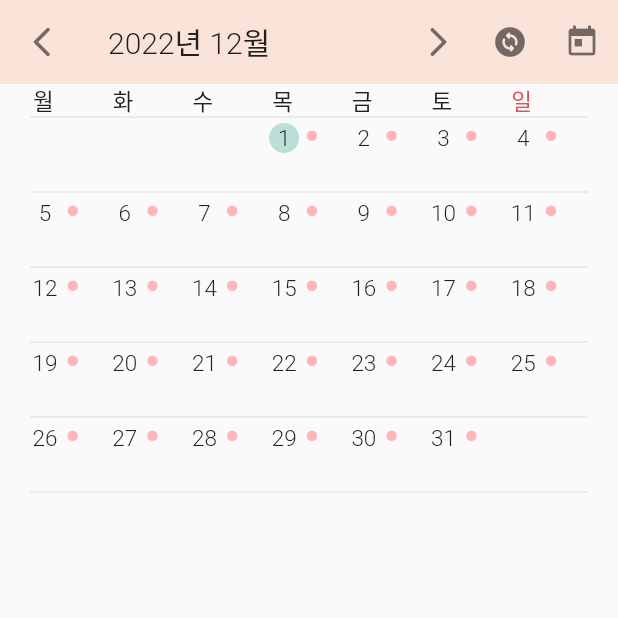
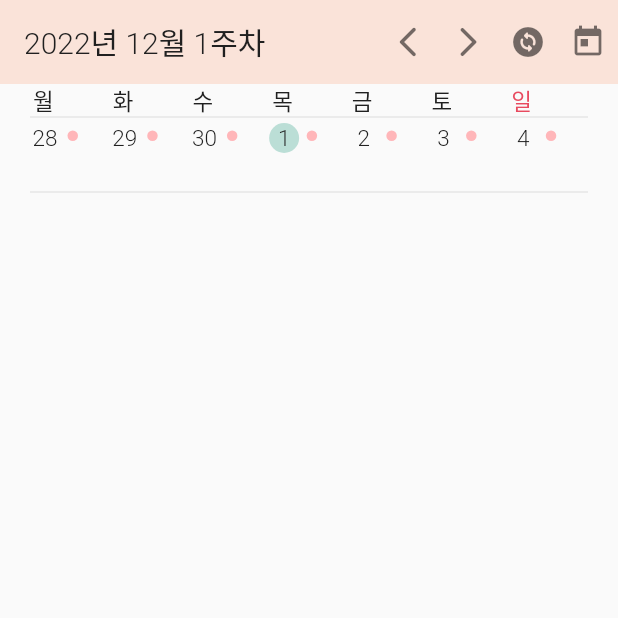
Before and after one commit to ljbee22/CodingStudy, a Flutter app: the screen it shows after launch, after a tap on the "arrow back ios new" icon, after a tap on the "arrow forward ios" icon, after a tap on the "change circle" icon, on a phone screen of 412 x 824 dp, the top half of it. Run offline on Flutter 3.47's test engine with Material 2 defaults, Android fonts, the phone set to English and light mode, and no system bars; our stand-ins replace cloud_firestore, firebase_auth, firebase_core, firebase_storage, flutter_chat_bubble, fluttertoast and 5 more; accounts and stored records are empty.

Commit message:
weekcal added etc

```diff
--- a/my_calender/lib/cursor.dart
+++ b/my_calender/lib/cursor.dart
@@ -41,4 +41,30 @@ class Cursor with ChangeNotifier{
       notifyListeners();
     }
   }
+
+  void plusWeek(bool plus) {
+    if (plus) {
+      selected = DateTime(selected.year, selected.month , selected.day + 7);
+      notifyListeners();
+    }
+    else {
+      selected = DateTime(selected.year, selected.month , selected.day - 7);
+      notifyListeners();
+    }
+  }
+
 }
+
+class IsMonth with ChangeNotifier{
+  late bool isMonth;
+
+  IsMonth({
+    required this.isMonth
+  });
+
+  void changeIsMonth(){ //month <-> week 간 바꿔주는 함수
+    print("@@@@@@@@@@@@@@@@@@@@@@@@@@@@@@@@@@@@@@@@@@@@@@@@@@@@@");
+    isMonth = !isMonth;
+    notifyListeners();
+  }
+}
--- /dev/null
+++ b/my_calender/lib/customclass/calenderElement.dart
@@ -0,0 +1,147 @@
+import 'package:flutter/material.dart';
+import 'package:provider/provider.dart';
+import 'package:my_calender/cursor.dart';
+
+class DayofWeek extends StatelessWidget {
+  const DayofWeek({Key? key}) : super(key: key);
+
+  @override
+  Widget build(BuildContext context) {
+    return Row(
+      crossAxisAlignment: CrossAxisAlignment.start,
+      children: const [
+        SizedBox(width: 2),
+        Expanded(child:Text("월", textAlign: TextAlign.start, style: TextStyle(fontSize: 15, color: Color(0xff202020), fontWeight: FontWeight.w100),)),
+        SizedBox(width: 2),
+        Expanded(child:Text("화", textAlign: TextAlign.start, style: TextStyle(fontSize: 15, color: Color(0xff202020)),)),
+        SizedBox(width: 2),
+        Expanded(child:Text("수", textAlign: TextAlign.start, style: TextStyle(fontSize: 15, color: Color(0xff202020)),)),
+        SizedBox(width: 2),
+        Expanded(child:Text("목", textAlign: TextAlign.start, style: TextStyle(fontSize: 15, color: Color(0xff202020)),)),
+        SizedBox(width: 2),
+        Expanded(child:Text("금", textAlign: TextAlign.start, style: TextStyle(fontSize: 15, color: Color(0xff202020)),)),
+        SizedBox(width: 2),
+        Expanded(child:Text("토", textAlign: TextAlign.start, style: TextStyle(fontSize: 15, color: Color(0xff202020)),)),
+        SizedBox(width: 2),
+        Expanded(child:Text("일", textAlign: TextAlign.start, style: TextStyle(fontSize: 15, color: Color(0xffE84A5F)),)),
+      ],
+    ); //요일 표시 -> 항상 고정
+  }
+}
+
+class MyText extends StatelessWidget {
+  final String t;
+  final double fsize;
+  const MyText(this.t, this.fsize, {Key? key}) : super(key: key);
+
+  @override
+  Widget build(BuildContext context) {
+    return Text(
+      t,
+      textAlign: TextAlign.center,
+      style: TextStyle(
+          fontSize: fsize,
+          color: const Color(0xff202020),
+        fontWeight: FontWeight.w300
+      ),
+    );
+  }
+}
+
+
+
+class MonthAppbar extends StatelessWidget implements PreferredSizeWidget{
+  final AppBar appbar;
+
+  const MonthAppbar({Key? key, required this.appbar}) : super(key: key);
+
+  @override
+  Widget build(BuildContext context) {
+    return AppBar(
+        backgroundColor: const Color(0xFFFAE3D9),
+        elevation: 0,
+        title: MyText(
+            "${Provider.of<Cursor>(context).selected.year}년 ${Provider.of<Cursor>(context).selected.month}월", 20
+        ),
+        actions: [
+          IconButton(
+            visualDensity: const VisualDensity(horizontal: -4.0),
+            onPressed: () {
+              Provider.of<Cursor>(context, listen: false).plusMonth(false);
+            }, icon: const Icon(Icons.arrow_back_ios_new_rounded, color: Colors.black54,),
+            splashRadius: 20,
+          ),
+          IconButton(
+              visualDensity: const VisualDensity(horizontal: -4.0),
+              onPressed: () {
+                Provider.of<Cursor>(context, listen: false).plusMonth(true);
+              }, icon: const Icon(Icons.arrow_forward_ios_rounded, color: Colors.black54)
+          ),
+          IconButton(
+            visualDensity: const VisualDensity(horizontal: -4.0),
+            onPressed: () {
+              Provider.of<IsMonth>(context, listen: false).changeIsMonth();
+            }, icon: const Icon(Icons.change_circle_rounded), color: Colors.black54,),
+          IconButton(
+            visualDensity: const VisualDensity(horizontal: -4.0),
+            icon: const Icon(Icons.today, color: Colors.black54,),
+            onPressed: () {
+              Provider.of<Cursor>(context, listen: false).changeCursor(DateTime.now());
+            },
+          ),
+        ]
+    );
+  }
+
+  @override
+  Size get preferredSize => Size.fromHeight(appbar.preferredSize.height);
+}
+
+
+class WeekAppbar extends StatelessWidget implements PreferredSizeWidget{
+  final AppBar appbar;
+
+  const WeekAppbar({Key? key, required this.appbar}) : super(key: key);
+
+  @override
+  Widget build(BuildContext context) {
+    return AppBar(
+        backgroundColor: const Color(0xFFFAE3D9),
+        elevation: 0,
+        title: MyText(
+            "${Provider.of<Cursor>(context).selected.year}년 ${Provider.of<Cursor>(context).selected.month}월 "
+                "${Provider.of<Cursor>(context).dayofweek()}주차", 20
+        ),
+        actions: [
+          IconButton(
+            visualDensity: const VisualDensity(horizontal: -4.0),
+            onPressed: () {
+              Provider.of<Cursor>(context, listen: false).plusWeek(false);
+            }, icon: const Icon(Icons.arrow_back_ios_new_rounded, color: Colors.black54,),
+            splashRadius: 20,
+          ),
+          IconButton(
+              visualDensity: const VisualDensity(horizontal: -4.0),
+              onPressed: () {
+                Provider.of<Cursor>(context, listen: false).plusWeek(true);
+              }, icon: const Icon(Icons.arrow_forward_ios_rounded, color: Colors.black54)
+          ),
+          IconButton(
+            visualDensity: const VisualDensity(horizontal: -4.0),
+            onPressed: () {
+              Provider.of<IsMonth>(context, listen: false).changeIsMonth();
+            }, icon: const Icon(Icons.change_circle_rounded), color: Colors.black54,),
+          IconButton(
+            visualDensity: const VisualDensity(horizontal: -4.0),
+            icon: const Icon(Icons.today, color: Colors.black54,),
+            onPressed: () {
+              Provider.of<Cursor>(context, listen: false).changeCursor(DateTime.now());
+            },
+          ),
+        ]
+    );
+  }
+
+  @override
+  Size get preferredSize => Size.fromHeight(appbar.preferredSize.height);
+}
--- a/my_calender/lib/customclass/calender_element.dart
+++ /dev/null
@@ -1,47 +0,0 @@
-import 'package:flutter/material.dart';
-
-class DayofWeek extends StatelessWidget {
-  const DayofWeek({Key? key}) : super(key: key);
-
-  @override
-  Widget build(BuildContext context) {
-    return Row(
-      crossAxisAlignment: CrossAxisAlignment.start,
-      children: const [
-        SizedBox(width: 2),
-        Expanded(child:Text("월", textAlign: TextAlign.start, style: TextStyle(fontSize: 15, color: Color(0xff202020), fontWeight: FontWeight.w100),)),
-        SizedBox(width: 2),
-        Expanded(child:Text("화", textAlign: TextAlign.start, style: TextStyle(fontSize: 15, color: Color(0xff202020)),)),
-        SizedBox(width: 2),
-        Expanded(child:Text("수", textAlign: TextAlign.start, style: TextStyle(fontSize: 15, color: Color(0xff202020)),)),
-        SizedBox(width: 2),
-        Expanded(child:Text("목", textAlign: TextAlign.start, style: TextStyle(fontSize: 15, color: Color(0xff202020)),)),
-        SizedBox(width: 2),
-        Expanded(child:Text("금", textAlign: TextAlign.start, style: TextStyle(fontSize: 15, color: Color(0xff202020)),)),
-        SizedBox(width: 2),
-        Expanded(child:Text("토", textAlign: TextAlign.start, style: TextStyle(fontSize: 15, color: Color(0xff202020)),)),
-        SizedBox(width: 2),
-        Expanded(child:Text("일", textAlign: TextAlign.start, style: TextStyle(fontSize: 15, color: Color(0xffE84A5F)),)),
-      ],
-    ); //요일 표시 -> 항상 고정
-  }
-}
-
-class MyText extends StatelessWidget {
-  String t;
-  double fsize;
-  MyText(this.t, this.fsize, {Key? key}) : super(key: key);
-
-  @override
-  Widget build(BuildContext context) {
-    return Text(
-      t,
-      textAlign: TextAlign.center,
-      style: TextStyle(
-          fontSize: fsize,
-          color: const Color(0xff202020),
-        fontWeight: FontWeight.w300
-      ),
-    );
-  }
-}
--- a/my_calender/lib/customclass/customContainer.dart
+++ b/my_calender/lib/customclass/customContainer.dart
@@ -1,18 +1,18 @@
 import 'package:flutter/material.dart';
 import 'package:my_calender/cursor.dart';
-import 'calender_element.dart';
+import 'calenderElement.dart';
 import 'package:provider/provider.dart';
 
-class EveryDay extends StatefulWidget {
-  final DateTime oneDay;
+class MonthDays extends StatefulWidget {
+  final DateTime oneDay; //자기 자신
   final bool isSchedule = false; //일정 존재여부 관련 변수
-  const EveryDay(this.oneDay, {Key? key}) : super(key: key);
+  const MonthDays(this.oneDay, {Key? key}) : super(key: key);
 
   @override
-  State<EveryDay> createState() => _EveryDayState();
+  State<MonthDays> createState() => _MonthDaysState();
 }
 
-class _EveryDayState extends State<EveryDay> {
+class _MonthDaysState extends State<MonthDays> {
 
   @override
   Widget build(BuildContext context) {
@@ -64,3 +64,66 @@ class _EveryDayState extends State<EveryDay> {
     ));
   }
 }
+
+
+
+
+class WeekDays extends StatefulWidget {
+  final DateTime oneDay; //자기 자신
+  final bool isSchedule = false; //일정 존재여부 관련 변수
+  const WeekDays(this.oneDay, {Key? key}) : super(key: key);
+
+  @override
+  State<WeekDays> createState() => _WeekDaysState();
+}
+
+class _WeekDaysState extends State<WeekDays> {
+  @override
+  Widget build(BuildContext context) {
+    return Expanded(child: GestureDetector(
+      onTap: (){
+        Provider.of<Cursor>(context, listen: false).changeCursor(widget.oneDay);
+      },
+      child: Container(
+          padding: const EdgeInsets.fromLTRB(0, 4, 0, 10),
+          height: 50,
+          child: Stack(
+            children: [
+              Positioned(
+                // left: 0.95,
+                  child: Container(
+                      height: 20,
+                      width: 20,
+                      decoration: Provider.of<Cursor>(context).selected.day == widget.oneDay.day ?  const BoxDecoration(
+                        color: Color(0xFFBBDED6),
+                        shape: BoxShape.circle,
+                      ) : null
+                  )
+              ),
+              Positioned(
+                top: 1,
+                height: 15,
+                width: 20,
+                child: MyText(widget.oneDay.day.toString(), 15),
+              ),
+              Positioned(
+                  top: 5,
+                  left: 25,
+                  child: Container(
+                      height: 7,
+                      width: 7,
+                      decoration: const BoxDecoration(
+                        color: Color(0xFFFFB6B9),
+                        shape: BoxShape.circle,
+                      )
+                  )
+              ),
+              // Positioned(
+              //     child: Icon,
+              // )
+            ],
+          )
+      ),
+    ));
+  }
+}
--- a/my_calender/lib/main.dart
+++ b/my_calender/lib/main.dart
@@ -1,11 +1,15 @@
 import 'package:flutter/material.dart';
-import 'package:my_calender/month_cal.dart';
 import 'package:hive_flutter/hive_flutter.dart';
 import 'package:provider/provider.dart';
+
+import 'package:my_calender/monthCal.dart';
 import 'cursor.dart';
+import 'weekCal.dart';
+
 
 void main() async{
   await Hive.initFlutter(); // hive database 초기화
+  await Hive.openBox('lib');
   runApp(const MyApp());
 }
 
@@ -14,16 +18,19 @@ class MyApp extends StatelessWidget {
 
   @override
   Widget build(BuildContext context) {
-    return ChangeNotifierProvider(
-      create: (context) => Cursor(selected: DateTime.now()),
-      child: MaterialApp(
-        debugShowCheckedModeBanner: false,
-        title: 'My_Calender',
-        theme: ThemeData(
-          primarySwatch: Colors.blue,
-        ),
-        home: MonthCal(),
-      ),
+    return MultiProvider(
+      providers: [
+        ChangeNotifierProvider(create: (context) => Cursor(selected: DateTime.now())),
+        ChangeNotifierProvider(create: (context) => IsMonth(isMonth: true)),
+      ],
+      builder: (context, child){
+        return MaterialApp(
+            debugShowCheckedModeBanner: false,
+            title: 'My_Calender',
+            theme: ThemeData(primarySwatch: Colors.blue,),
+            home: Provider.of<IsMonth>(context).isMonth ? MonthCal() : WeekCal()
+        );
+      }
     );
   }
 }
--- a/my_calender/lib/month_cal.dart
+++ b/my_calender/lib/monthCal.dart
@@ -1,6 +1,6 @@
 import 'package:flutter/material.dart';
 import 'cursor.dart';
-import 'customclass/calender_element.dart';
+import 'customclass/calenderElement.dart';
 import 'package:hive_flutter/hive_flutter.dart';
 import 'customclass/customContainer.dart';
 import 'package:provider/provider.dart';
@@ -19,34 +19,7 @@ class _MonthCalState extends State<MonthCal> {
   @override
   Widget build(BuildContext context) {
     return Scaffold(
-      appBar: AppBar(
-        backgroundColor: const Color(0xFFFAE3D9),
-        elevation: 0,
-        title: MyText(
-            "${Provider.of<Cursor>(context).selected.year}년 ${Provider.of<Cursor>(context).selected.month}월", 20
-        ),
-        leading:
-        IconButton(
-            onPressed: () {
-              Provider.of<Cursor>(context, listen: false).plusMonth(false);
-            }, icon: const Icon(Icons.arrow_back_ios_new_rounded, color: Colors.black54,),
-          splashRadius: 20,
-        ),
-        actions: [
-          IconButton(
-              onPressed: () {
-                Provider.of<Cursor>(context, listen: false).plusMonth(true);
-              }, icon: const Icon(Icons.arrow_forward_ios_rounded, color: Colors.black54)
-          ),
-          IconButton(onPressed: () {}, icon: Icon(Icons.change_circle_rounded), color: Colors.black54,),
-          IconButton(
-          icon: const Icon(Icons.today, color: Colors.black54,),
-          onPressed: () {
-            Provider.of<Cursor>(context, listen: false).changeCursor(DateTime.now());
-          },
-        ),
-        ]
-      ),
+      appBar: MonthAppbar(appbar: AppBar()), //custom appbar
       body: Container(
         padding: const EdgeInsets.fromLTRB(20, 0, 20, 0),
         child: GestureDetector(
@@ -61,28 +34,28 @@ class _MonthCalState extends State<MonthCal> {
               Row(
                 children: [
                   for(int i = 0; i<7; i++)
-                    EveryDay(Provider.of<Cursor>(context).daylist()[i]),
+                    MonthDays(Provider.of<Cursor>(context).daylist()[i]),
                 ],
               ),
               const Divider(height: 0),
               Row(
                 children: [
                   for(int i = 7; i<14; i++)
-                    EveryDay(Provider.of<Cursor>(context).daylist()[i]),
+                    MonthDays(Provider.of<Cursor>(context).daylist()[i]),
                 ],
               ),
               const Divider(height: 0),
               Row(
                 children: [
                   for(int i = 14; i<21; i++)
-                    EveryDay(Provider.of<Cursor>(context).daylist()[i]),
+                    MonthDays(Provider.of<Cursor>(context).daylist()[i]),
                 ],
               ),
               const Divider(height: 0),
               Row(
                 children: [
                   for(int i = 21; i<28; i++)
-                    EveryDay(Provider.of<Cursor>(context).daylist()[i]),
+                    MonthDays(Provider.of<Cursor>(context).daylist()[i]),
                 ],
               ),
               const Divider(height: 0),
@@ -92,7 +65,7 @@ class _MonthCalState extends State<MonthCal> {
                   Row(
                     children: [
                       for(int i = 28; i<35; i++)
-                        EveryDay(Provider.of<Cursor>(context).daylist()[i]),
+                        MonthDays(Provider.of<Cursor>(context).daylist()[i]),
                     ],
                   ),
                   const Divider(height: 0),
@@ -104,7 +77,7 @@ class _MonthCalState extends State<MonthCal> {
                   Row(
                     children: [
                       for(int i = 35; i<42; i++)
-                        EveryDay(Provider.of<Cursor>(context).daylist()[i]),
+                        MonthDays(Provider.of<Cursor>(context).daylist()[i]),
                     ],
                   ),
                   const Divider(height: 0),
--- /dev/null
+++ b/my_calender/lib/weekCal.dart
@@ -0,0 +1,40 @@
+import 'package:flutter/material.dart';
+import 'package:hive_flutter/hive_flutter.dart';
+import 'package:provider/provider.dart';
+
+import 'cursor.dart';
+import 'customclass/calenderElement.dart';
+import 'customclass/customContainer.dart';
+
+class WeekCal extends StatefulWidget {
+  const WeekCal({Key? key}) : super(key: key);
+
+  @override
+  State<WeekCal> createState() => _WeekCalState();
+}
+
+class _WeekCalState extends State<WeekCal> {
+  @override
+  Widget build(BuildContext context) {
+    return Scaffold(
+      appBar: WeekAppbar(appbar: AppBar()), //custom appbar
+      body: Container(
+        padding: const EdgeInsets.fromLTRB(20, 0, 20, 0),
+        child: Column(
+          children: [
+            const DayofWeek(),
+            const Divider(height: 0),
+            Row(
+              children: [
+                for(int i = (Provider.of<Cursor>(context).dayofweek()-1) * 7 ;
+                i < Provider.of<Cursor>(context).dayofweek() * 7; i++)
+                  WeekDays(Provider.of<Cursor>(context).daylist()[i]),
+              ],
+            ),
+            const Divider(height: 0),
+          ],
+        ),
+      ),
+    );
+  }
+}
```
Also changed, not shown: 1 other file.
